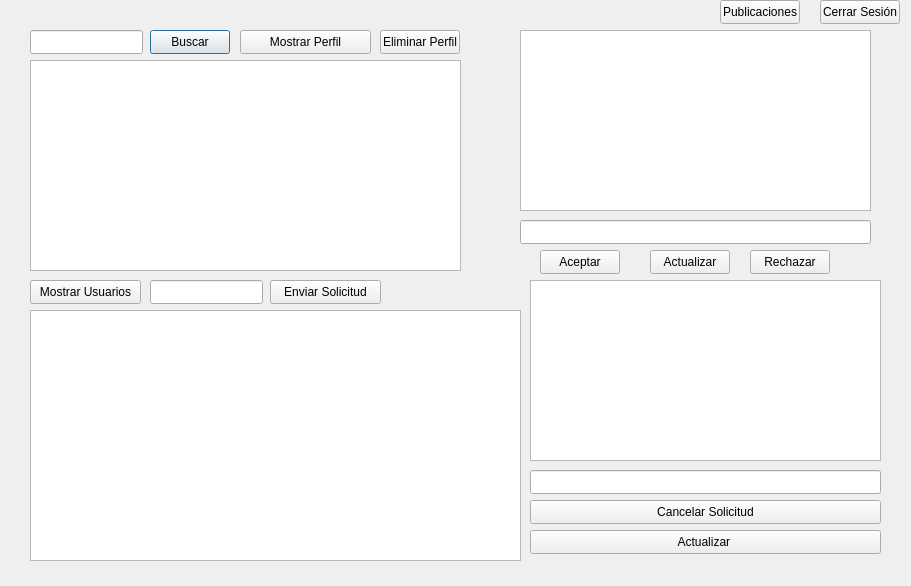
First picture: the form in Fase_2/feed.ui, repository LightDemon12/-EDD-PROYECTOS_202100215, before the edit.
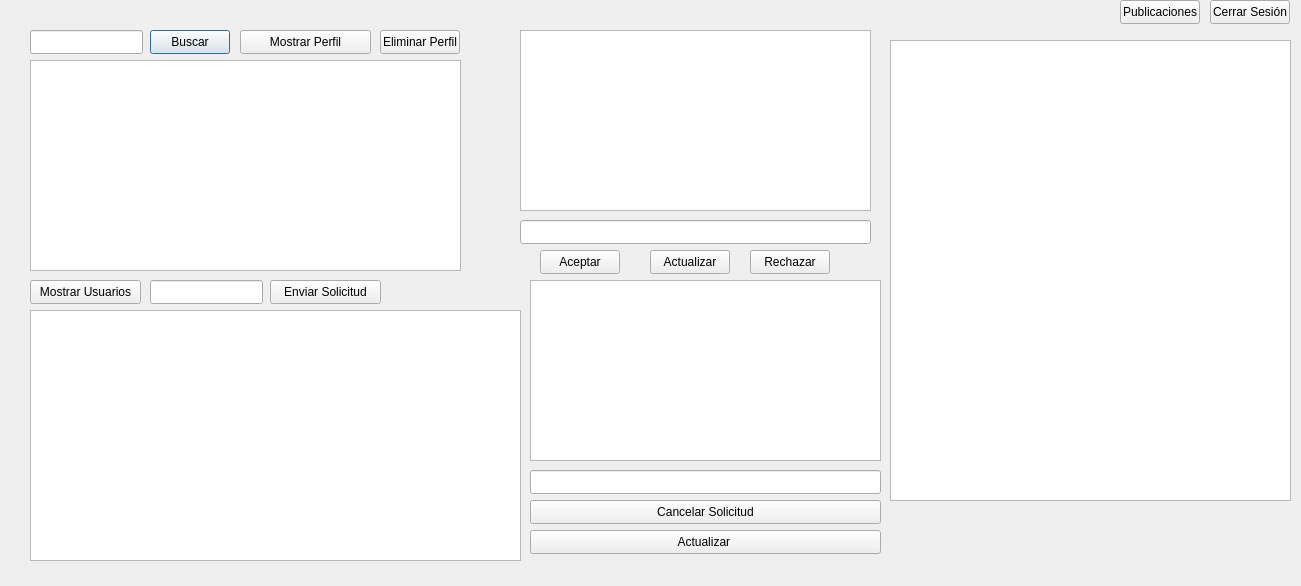
Second picture: the form after the edit.

Diff of the .ui file:
```diff
--- a/Fase_2/feed.ui
+++ b/Fase_2/feed.ui
@@ -6,7 +6,7 @@
    <rect>
     <x>0</x>
     <y>0</y>
-    <width>911</width>
+    <width>1301</width>
     <height>586</height>
    </rect>
   </property>
@@ -65,7 +65,7 @@
   <widget class="QPushButton" name="ButtonCerrar">
    <property name="geometry">
     <rect>
-     <x>820</x>
+     <x>1210</x>
      <y>0</y>
      <width>80</width>
      <height>24</height>
@@ -242,7 +242,7 @@
   <widget class="QPushButton" name="ButtonPublicaciones">
    <property name="geometry">
     <rect>
-     <x>720</x>
+     <x>1120</x>
      <y>0</y>
      <width>80</width>
      <height>24</height>
@@ -252,6 +252,16 @@
     <string>Publicaciones</string>
    </property>
   </widget>
+  <widget class="QGraphicsView" name="graphicsView">
+   <property name="geometry">
+    <rect>
+     <x>890</x>
+     <y>40</y>
+     <width>401</width>
+     <height>461</height>
+    </rect>
+   </property>
+  </widget>
  </widget>
  <resources/>
  <connections/>
```
